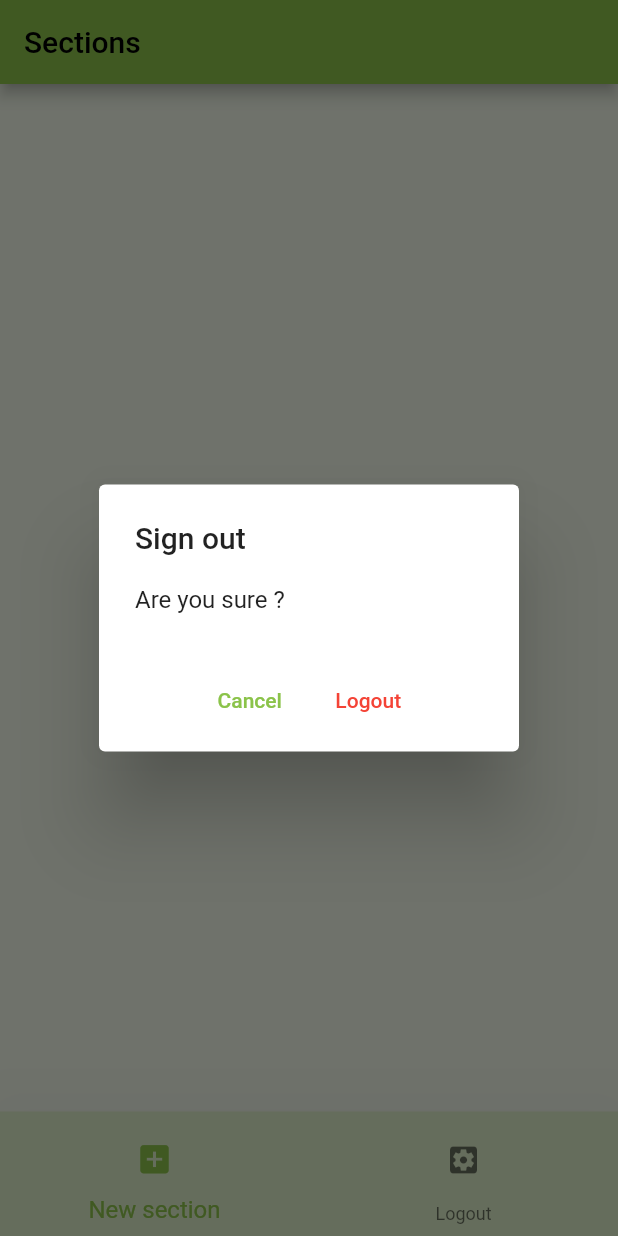
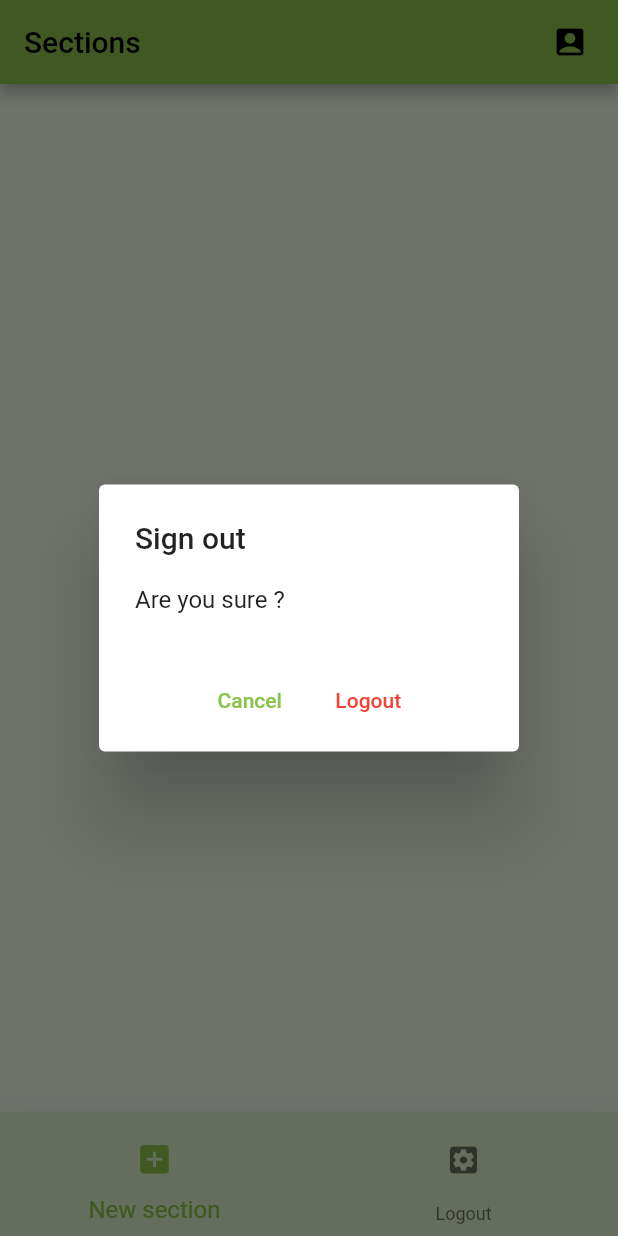
Before and after one commit to alvegs/kinder-manager, a Flutter app: the screen it shows once a user with an empty profile is signed in, item 2 of the bottom bar chosen, on a phone screen of 412 x 824 dp. Run offline on Flutter 3.47's test engine with Material 2 defaults, Android fonts, the phone set to English and light mode, and no system bars; our stand-ins replace cloud_firestore, firebase_auth, firebase_core, firebase_storage, image_picker; accounts and stored records are empty.

Commit message:
Implemented my account page

```diff
--- a/lib/application/sections_page.dart
+++ b/lib/application/sections_page.dart
@@ -5,6 +5,7 @@ import 'package:flutter/material.dart';
 import 'package:flutter/services.dart';
 import 'package:image_picker/image_picker.dart';
 import 'package:kindermanager/application/form_validator.dart';
+import 'package:kindermanager/application/my_account_page.dart';
 import 'package:kindermanager/application/section_start_page.dart';
 
 import 'package:kindermanager/custom_widgets/bottom_model_content_widget.dart';
@@ -12,6 +13,7 @@ import 'package:kindermanager/custom_widgets/custom_bottom_navigation_bar.dart';
 
 import 'package:kindermanager/custom_widgets/section_display_widget.dart';
 import 'package:kindermanager/custom_widgets/show_alert_dialog.dart';
+import 'package:kindermanager/design_theme.dart';
 import 'package:kindermanager/services/firebase_database.dart';
 import 'package:provider/provider.dart';
 
@@ -54,6 +56,7 @@ class _SectionsPageState extends State<SectionsPage> {
   @override
   Widget build(BuildContext context) {
     final database = Provider.of<FirebaseDatabase>(context, listen: false);
+    final auth = Provider.of<Auth>(context, listen: false);
     return Scaffold(
       backgroundColor: Colors.lightGreen[50],
 
@@ -61,6 +64,21 @@ class _SectionsPageState extends State<SectionsPage> {
       appBar: AppBar(
         automaticallyImplyLeading: false,
         title: const Text("Sections"),
+        actions: [
+          Padding(
+            padding: const EdgeInsets.only(right: widthMedium),
+            child: InkWell(
+                child: Icon(
+                  Icons.account_box_rounded,
+                ),
+                onTap: () async {
+                  final userName = await auth.currentUserEmail();
+                  Navigator.of(context).push(MaterialPageRoute<void>(
+                    builder: (context) => MyAccountPage(userName: userName!,),
+                  ));
+                }),
+          )
+        ],
       ),
 
       /// Main the content of the page - sections.
--- a/lib/services/auth.dart
+++ b/lib/services/auth.dart
@@ -47,6 +47,11 @@ class Auth {
     return _firebaseAuth.currentUser;
   }
 
+  /// Returns the current user´s email.
+  Future<String?> currentUserEmail() async {
+    return _firebaseAuth.currentUser?.email;
+  }
+
   /// Returns whether the user email is verified.
   Future<bool?> isEmailVerified(String email, String password) async {
     return await _firebaseAuth
--- a/pubspec.yaml
+++ b/pubspec.yaml
@@ -102,6 +102,7 @@ flutter:
     - assets/images/press.png
     - assets/images/longpress.png
     - assets/images/gallery.png
+    - assets/images/app-icon.png
     - assets/text/credentials.csv
 
   # An image asset can refer to one or more resolution-specific "variants", see
```
Also changed, not shown: lib/application/my_account_page.dart (+18 -13 lines).
